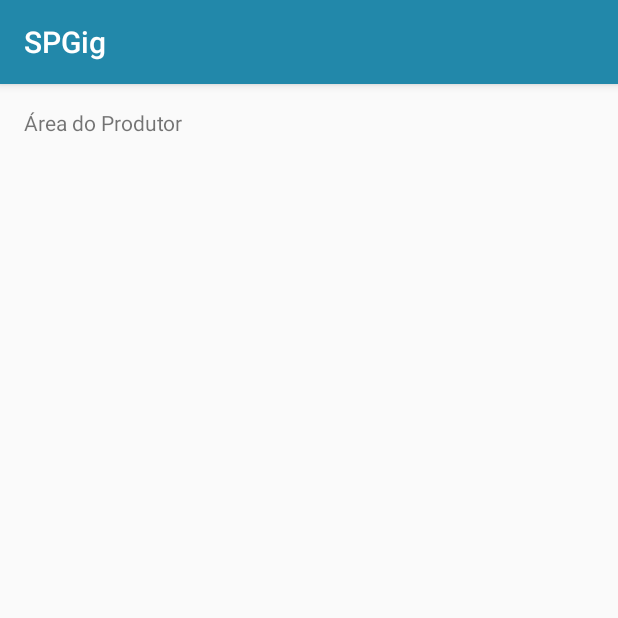
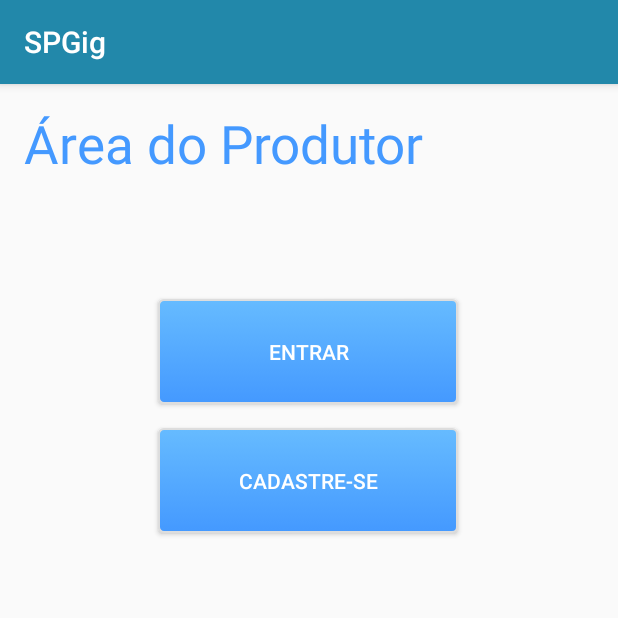
Before and after one commit to isaacpinheiro/SPGig, an Android app: the AreaProdutorActivity screen opened directly, with no data from a screen before it, on a phone screen of 412 x 824 dp, the top half of it. Run offline under Robolectric (Android 15) with nearby library versions, the phone set to English and light mode, and no system bars.

Commit message:
Implementando o layout da AreaProdutorActivity.

```diff
--- /dev/null
+++ b/app/src/main/res/drawable/button_custom.xml
@@ -0,0 +1,10 @@
+<?xml version="1.0" encoding="utf-8"?>
+<selector xmlns:android="http://schemas.android.com/apk/res/android">
+    <item >
+        <shape android:shape="rectangle"  >
+            <corners android:radius="3dip" />
+            <stroke android:width="1dip" android:color="#dddddd" />
+            <gradient android:angle="-90" android:startColor="#66BBFF" android:endColor="#4499FF" />
+        </shape>
+    </item>
+</selector>
--- a/app/src/main/res/layout/activity_ajuda.xml
+++ b/app/src/main/res/layout/activity_ajuda.xml
@@ -19,7 +19,7 @@
             android:layout_marginLeft="16dp"
             android:layout_marginTop="16dp"
             android:text="@string/main_menu_ajuda"
-            android:textSize="40sp"
+            android:textSize="35sp"
             android:textColor="@color/cor_titulo"
             app:layout_constraintStart_toStartOf="parent"
             app:layout_constraintTop_toTopOf="parent" />
--- a/app/src/main/res/layout/activity_area_produtor.xml
+++ b/app/src/main/res/layout/activity_area_produtor.xml
@@ -7,13 +7,49 @@
     tools:context=".AreaProdutorActivity">
 
     <TextView
-        android:id="@+id/textView"
+        android:id="@+id/area_produtor_titulo_tview"
         android:layout_width="wrap_content"
         android:layout_height="wrap_content"
         android:layout_marginStart="16dp"
         android:layout_marginLeft="16dp"
         android:layout_marginTop="16dp"
-        android:text="Área do Produtor"
+        android:text="@string/main_menu_area_produtor"
+        android:textSize="35sp"
+        android:textColor="@color/cor_titulo"
         app:layout_constraintStart_toStartOf="parent"
         app:layout_constraintTop_toTopOf="parent" />
+
+    <Button
+        android:id="@+id/area_produtor_entrar_btn"
+        android:layout_width="200dp"
+        android:layout_height="70dp"
+        android:layout_marginStart="8dp"
+        android:layout_marginLeft="8dp"
+        android:layout_marginTop="80dp"
+        android:layout_marginEnd="8dp"
+        android:layout_marginRight="8dp"
+        android:background="@drawable/button_custom"
+        android:textColor="@color/cor_txt_btn"
+        android:text="@string/area_produtor_entrar_btn"
+        app:layout_constraintEnd_toEndOf="parent"
+        app:layout_constraintHorizontal_bias="0.497"
+        app:layout_constraintStart_toStartOf="parent"
+        app:layout_constraintTop_toBottomOf="@+id/area_produtor_titulo_tview" />
+
+    <Button
+        android:id="@+id/area_produtor_cadastrese_btn"
+        android:layout_width="200dp"
+        android:layout_height="70dp"
+        android:layout_marginStart="8dp"
+        android:layout_marginLeft="8dp"
+        android:layout_marginTop="16dp"
+        android:layout_marginEnd="8dp"
+        android:layout_marginRight="8dp"
+        android:background="@drawable/button_custom"
+        android:textColor="@color/cor_txt_btn"
+        android:text="@string/area_produtor_cadastrese_btn"
+        app:layout_constraintEnd_toEndOf="parent"
+        app:layout_constraintHorizontal_bias="0.497"
+        app:layout_constraintStart_toStartOf="parent"
+        app:layout_constraintTop_toBottomOf="@+id/area_produtor_entrar_btn" />
 </androidx.constraintlayout.widget.ConstraintLayout>
--- a/app/src/main/res/layout/activity_sobre.xml
+++ b/app/src/main/res/layout/activity_sobre.xml
@@ -17,7 +17,7 @@
             android:layout_marginLeft="16dp"
             android:layout_marginTop="16dp"
             android:text="@string/main_menu_sobre"
-            android:textSize="40sp"
+            android:textSize="35sp"
             android:textColor="@color/cor_titulo"
             app:layout_constraintStart_toStartOf="parent"
             app:layout_constraintTop_toTopOf="parent" />
--- a/app/src/main/res/values/colors.xml
+++ b/app/src/main/res/values/colors.xml
@@ -5,7 +5,9 @@
     <color name="colorPrimaryDark">#226688  </color>
     <color name="colorAccent">#D81B60</color>
 
-    <color name="cor_titulo">#4499ff</color>
+    <color name="cor_titulo">#4499FF</color>
     <color name="cor_texto">#888855</color>
+    <color name="cor_btn">#66BBFF</color>
+    <color name="cor_txt_btn">#FFFFFF</color>
 
 </resources>
--- a/app/src/main/res/values/strings.xml
+++ b/app/src/main/res/values/strings.xml
@@ -46,4 +46,7 @@
         Você pode fazer as buscas quantas vezes quiser. Com o SPGig o seu rolê não tem erro!
     </string>
 
+    <string name="area_produtor_entrar_btn">Entrar</string>
+    <string name="area_produtor_cadastrese_btn">Cadastre-se</string>
+
 </resources>
```
